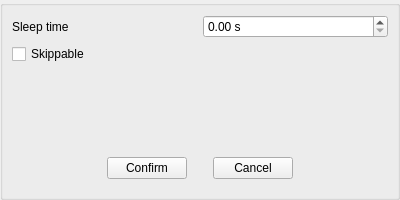
The window that src/Editor/Script/ThreadSnippetOverlay.ui (RemotelyChaotic/JOIPEngine) describes before a commit, drawn with Qt 5.
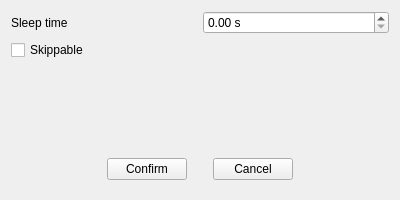
The same window after the commit. Custom widgets are drawn as their Qt base class.

Diff of the .ui file:
```diff
--- a/src/Editor/Script/ThreadSnippetOverlay.ui
+++ b/src/Editor/Script/ThreadSnippetOverlay.ui
@@ -14,31 +14,6 @@
    <string>Form</string>
   </property>
   <layout class="QGridLayout" name="gridLayout">
-   <property name="leftMargin">
-    <number>0</number>
-   </property>
-   <property name="topMargin">
-    <number>0</number>
-   </property>
-   <property name="rightMargin">
-    <number>0</number>
-   </property>
-   <property name="bottomMargin">
-    <number>0</number>
-   </property>
-   <item row="0" column="0" colspan="2">
-    <widget class="QGroupBox" name="groupBox">
-     <property name="title">
-      <string/>
-     </property>
-     <layout class="QGridLayout" name="gridLayout_2">
-      <item row="0" column="0">
-       <widget class="QLabel" name="label">
-        <property name="text">
-         <string>Sleep time</string>
-        </property>
-       </widget>
-      </item>
       <item row="0" column="1">
        <widget class="QDoubleSpinBox" name="pSleepSpinBox">
         <property name="sizePolicy">
@@ -52,27 +27,7 @@
         </property>
        </widget>
       </item>
-      <item row="1" column="0" colspan="2">
-       <widget class="QCheckBox" name="pSkippableCheckBox">
-        <property name="text">
-         <string>Skippable</string>
-        </property>
-       </widget>
-      </item>
-      <item row="2" column="0" colspan="2">
-       <spacer name="verticalSpacer">
-        <property name="orientation">
-         <enum>Qt::Vertical</enum>
-        </property>
-        <property name="sizeHint" stdset="0">
-         <size>
-          <width>20</width>
-          <height>225</height>
-         </size>
-        </property>
-       </spacer>
-      </item>
-      <item row="3" column="0" colspan="2">
+   <item row="4" column="0" colspan="2">
        <widget class="QWidget" name="widget" native="true">
         <layout class="QGridLayout" name="gridLayout_10">
          <item row="2" column="2">
@@ -134,7 +89,31 @@
         </layout>
        </widget>
       </item>
-     </layout>
+   <item row="3" column="0">
+    <spacer name="verticalSpacer">
+     <property name="orientation">
+      <enum>Qt::Vertical</enum>
+     </property>
+     <property name="sizeHint" stdset="0">
+      <size>
+       <width>20</width>
+       <height>225</height>
+      </size>
+     </property>
+    </spacer>
+   </item>
+   <item row="0" column="0">
+    <widget class="QLabel" name="label">
+     <property name="text">
+      <string>Sleep time</string>
+     </property>
+    </widget>
+   </item>
+   <item row="2" column="0" colspan="2">
+    <widget class="QCheckBox" name="pSkippableCheckBox">
+     <property name="text">
+      <string>Skippable</string>
+     </property>
     </widget>
    </item>
   </layout>
```
Lines whose indentation alone changed are shown as unchanged.
